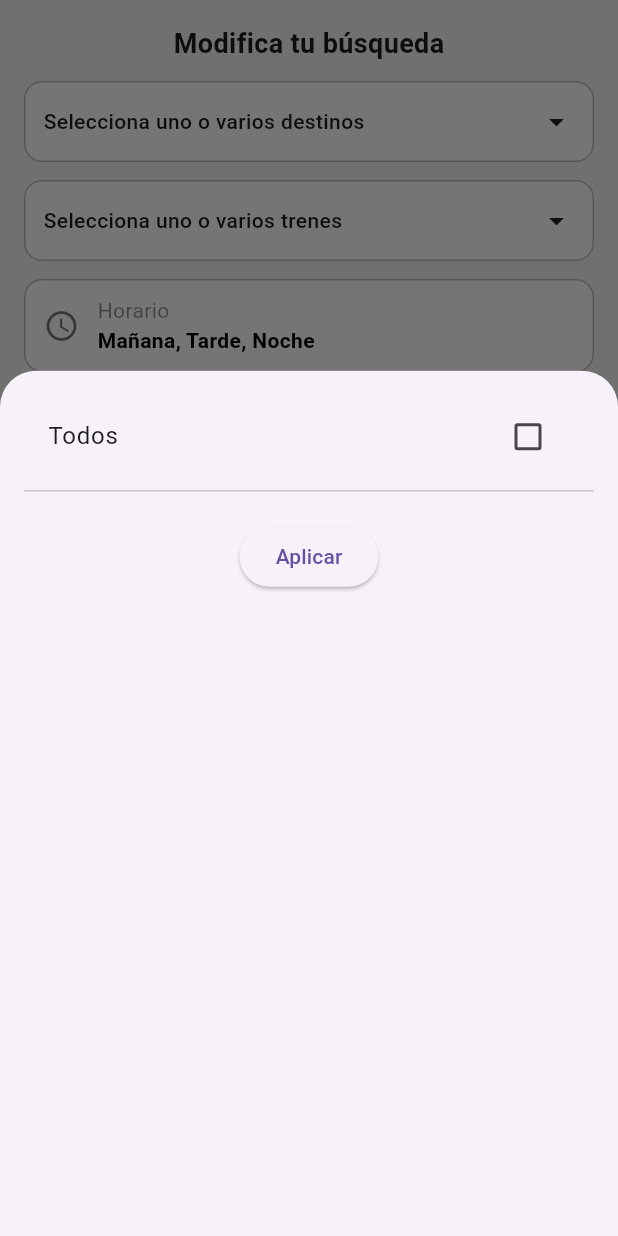
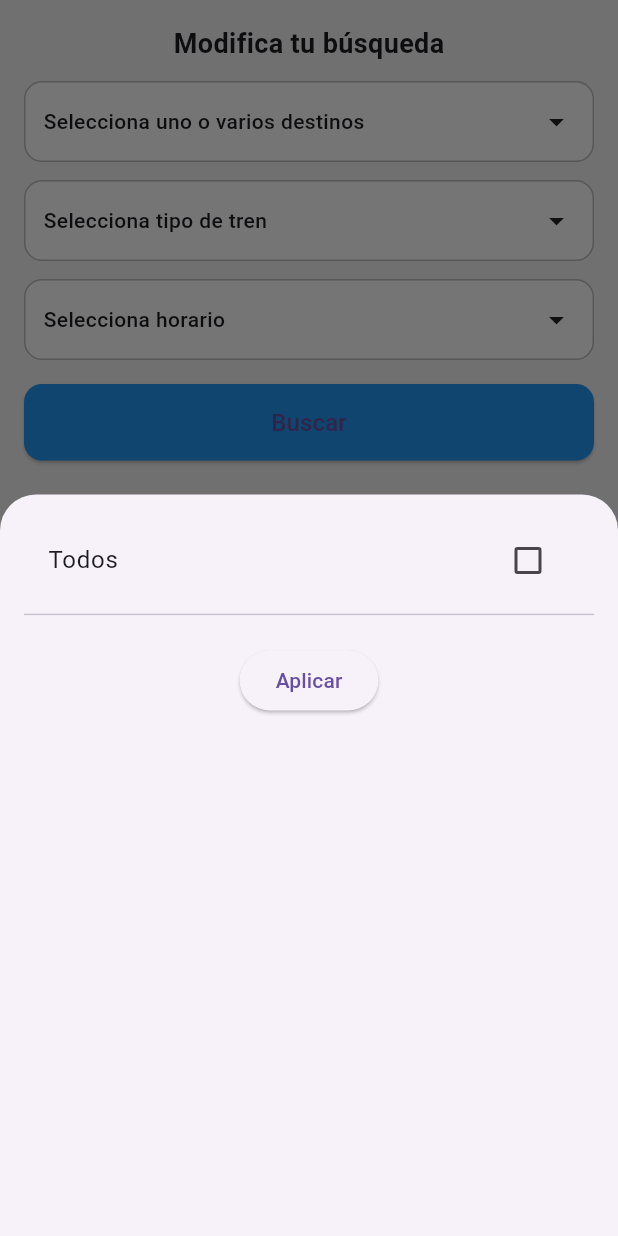
Before and after one commit to santialbus/myapp, a Flutter app: the SearchFiltersPanel widget shown alone on an empty page, opened directly with empty values, after a tap on "Selecciona uno o varios destinos", on a phone screen of 412 x 824 dp. Run offline on Flutter 3.47's test engine with Material 3 defaults, Android fonts, the phone set to English and light mode, and no system bars; our stand-ins replace go_router; network calls fail.

Commit message:
added filtros horario

```diff
--- a/lib/screens/main_screen.dart
+++ b/lib/screens/main_screen.dart
@@ -25,7 +25,8 @@ class _MainScreenState extends State<MainScreen> {
   final ScrollController _scrollController = ScrollController();
   final double searchBarBottom = kToolbarHeight + 60 + 12;
   String? selectedDestination;
-  String? selectedTrain; // 🔥
+  String? selectedTrain;
+  List<String> selectedPeriods = []; // 🕒 NUEVO
 
   @override
   void initState() {
@@ -68,22 +69,9 @@ class _MainScreenState extends State<MainScreen> {
       }
     } catch (e) {
       setState(() {
-        trips = [
-          TripSchema(
-            tripId: "mocked_trip",
-            serviceId: "mocked_service",
-            firstStopName: "Mocked Start",
-            firstStopSequence: 1,
-            firstArrivalTime: "08:00",
-            firstDepartureTime: "08:05",
-            lastStopName: "Mocked End",
-            lastStopSequence: 5,
-            lastArrivalTime: "09:00",
-            lastDepartureTime: "09:05",
-            routeShortName: "MOCK",
-          ),
-        ];
-        filteredTrips = trips;
+        trips = [];
+        filteredTrips = [];
+        error = e.toString();
       });
     } finally {
       setState(() {
@@ -94,7 +82,7 @@ class _MainScreenState extends State<MainScreen> {
 
   void _applyFilters() {
     final destination = selectedDestination?.trim();
-    final train = selectedTrain?.trim(); // 🔥
+    final train = selectedTrain?.trim();
 
     setState(() {
       filteredTrips = trips.where((trip) {
@@ -106,11 +94,34 @@ class _MainScreenState extends State<MainScreen> {
             ? true
             : train.split(',').map((e) => e.trim()).contains(trip.routeShortName);
 
-        return matchDestination && matchTrain;
+        final matchPeriod = selectedPeriods.isEmpty
+            ? true
+            : _matchesPeriod(trip.firstArrivalTime ?? '', selectedPeriods);
+
+        return matchDestination && matchTrain && matchPeriod;
       }).toList();
 
       showFilters = false;
     });
+  }
+
+  bool _matchesPeriod(String time, List<String> periods) {
+    final hour = int.tryParse(time.split(':')[0]) ?? 0;
+
+    for (var period in periods) {
+      switch (period) {
+        case 'Mañana':
+          if (hour >= 0 && hour <= 12) return true;
+          break;
+        case 'Tarde':
+          if (hour >= 13 && hour <= 20) return true;
+          break;
+        case 'Noche':
+          if (hour >= 21 && hour <= 23) return true;
+          break;
+      }
+    }
+    return false;
   }
 
   @override
@@ -183,18 +194,12 @@ class _MainScreenState extends State<MainScreen> {
                   child: SearchFiltersPanel(
                     trips: trips,
                     onSearchPressed: _applyFilters,
-                    onDestinationChanged: (String? newDestination) {
-                      setState(() {
-                        selectedDestination = newDestination;
-                      });
-                    },
-                    onTrainChanged: (String? newTrain) {
-                      setState(() {
-                        selectedTrain = newTrain;
-                      });
-                    },
+                    onDestinationChanged: (value) => setState(() => selectedDestination = value),
+                    onTrainChanged: (value) => setState(() => selectedTrain = value),
+                    onPeriodChanged: (value) => setState(() => selectedPeriods = value),
                     selectedDestination: selectedDestination,
-                    selectedTrain: selectedTrain, // 🔥
+                    selectedTrain: selectedTrain,
+                    selectedPeriods: selectedPeriods,
                   ),
                 ),
               ),
@@ -207,54 +212,46 @@ class _MainScreenState extends State<MainScreen> {
   }
 }
 
-// ======================== FILTERS PANEL ========================
 class SearchFiltersPanel extends StatelessWidget {
   final VoidCallback onSearchPressed;
   final List<TripSchema> trips;
   final ValueChanged<String?> onDestinationChanged;
-  final ValueChanged<String?> onTrainChanged; // 🔥
+  final ValueChanged<String?> onTrainChanged;
+  final ValueChanged<List<String>> onPeriodChanged;
   final String? selectedDestination;
-  final String? selectedTrain; // 🔥
+  final String? selectedTrain;
+  final List<String> selectedPeriods;
 
   const SearchFiltersPanel({
     super.key,
     required this.onSearchPressed,
     required this.trips,
     required this.onDestinationChanged,
-    required this.onTrainChanged, // 🔥
+    required this.onTrainChanged,
+    required this.onPeriodChanged,
     required this.selectedDestination,
-    required this.selectedTrain, // 🔥
+    required this.selectedTrain,
+    required this.selectedPeriods,
   });
 
   @override
   Widget build(BuildContext context) {
-    List<String> destinations = trips
-        .map((trip) => trip.lastStopName)
-        .whereType<String>()
-        .toSet()
-        .toList();
-
-    List<String> trains = trips
-        .map((trip) => trip.routeShortName)
-        .whereType<String>()
-        .toSet()
-        .toList();
+    List<String> destinations = trips.map((trip) => trip.lastStopName).whereType<String>().toSet().toList();
+    List<String> trains = trips.map((trip) => trip.routeShortName).whereType<String>().toSet().toList();
+    List<String> periods = ['Mañana', 'Tarde', 'Noche'];
 
     return Container(
       color: Colors.grey[100],
       padding: const EdgeInsets.all(16),
       child: Column(
         children: [
-          const Text(
-            "Modifica tu búsqueda",
-            style: TextStyle(fontSize: 18, fontWeight: FontWeight.bold),
-          ),
+          const Text("Modifica tu búsqueda", style: TextStyle(fontSize: 18, fontWeight: FontWeight.bold)),
           const SizedBox(height: 12),
-          _buildDestinationSelector(context, destinations),
+          _buildCheckboxSelector(context, "Selecciona uno o varios destinos", destinations, selectedDestination, onDestinationChanged),
           const SizedBox(height: 12),
-          _buildTrainSelector(context, trains), // 🔥
+          _buildCheckboxSelector(context, "Selecciona tipo de tren", trains, selectedTrain, onTrainChanged),
           const SizedBox(height: 12),
-          _buildSearchItem(Icons.access_time, "Horario", "Mañana, Tarde, Noche"),
+          _buildPeriodSelector(context, periods),
           const SizedBox(height: 16),
           SizedBox(
             width: double.infinity,
@@ -263,9 +260,7 @@ class SearchFiltersPanel extends StatelessWidget {
               style: ElevatedButton.styleFrom(
                 backgroundColor: Colors.blue,
                 padding: const EdgeInsets.symmetric(vertical: 14),
-                shape: RoundedRectangleBorder(
-                  borderRadius: BorderRadius.circular(12),
-                ),
+                shape: RoundedRectangleBorder(borderRadius: BorderRadius.circular(12)),
               ),
               child: const Text("Buscar", style: TextStyle(fontSize: 16)),
             ),
@@ -275,50 +270,22 @@ class SearchFiltersPanel extends StatelessWidget {
     );
   }
 
-  Widget _buildDestinationSelector(BuildContext context, List<String> destinations) {
-    return _buildMultiSelect(
-      context,
-      label: "Selecciona uno o varios destinos",
-      values: destinations,
-      selectedValue: selectedDestination,
-      onChanged: onDestinationChanged,
-    );
-  }
-
-  Widget _buildTrainSelector(BuildContext context, List<String> trains) {
-    return _buildMultiSelect(
-      context,
-      label: "Selecciona uno o varios trenes",
-      values: trains,
-      selectedValue: selectedTrain,
-      onChanged: onTrainChanged,
-    );
-  }
-
-  Widget _buildMultiSelect(
-      BuildContext context, {
-        required String label,
-        required List<String> values,
-        required String? selectedValue,
-        required ValueChanged<String?> onChanged,
-      }) {
+  Widget _buildCheckboxSelector(BuildContext context, String hint, List<String> items, String? selected, ValueChanged<String?> onChanged) {
     return GestureDetector(
       onTap: () {
+        List<String> selectedItems = selected?.split(',') ?? [];
+        bool selectAll = selectedItems.length == items.length;
+
         showModalBottomSheet(
           context: context,
-          shape: const RoundedRectangleBorder(
-            borderRadius: BorderRadius.vertical(top: Radius.circular(24)),
-          ),
+          shape: const RoundedRectangleBorder(borderRadius: BorderRadius.vertical(top: Radius.circular(24))),
           isScrollControlled: true,
           builder: (BuildContext context) {
-            List<String> selectedItems = [];
-            bool selectAll = false;
-
             return StatefulBuilder(
               builder: (context, setModalState) {
                 return DraggableScrollableSheet(
                   expand: false,
-                  initialChildSize: 0.7,
+                  initialChildSize: 0.6,
                   maxChildSize: 0.95,
                   minChildSize: 0.4,
                   builder: (context, scrollController) {
@@ -327,35 +294,32 @@ class SearchFiltersPanel extends StatelessWidget {
                       child: SingleChildScrollView(
                         controller: scrollController,
                         child: Column(
-                          crossAxisAlignment: CrossAxisAlignment.start,
                           children: [
                             CheckboxListTile(
                               title: const Text("Todos"),
                               value: selectAll,
-                              onChanged: (bool? value) {
+                              onChanged: (value) {
                                 setModalState(() {
                                   selectAll = value ?? false;
-                                  selectedItems = selectAll ? List.from(values) : [];
+                                  selectedItems = selectAll ? List.from(items) : [];
                                 });
                               },
                             ),
                             const Divider(),
-                            ...values.map((val) {
-                              return CheckboxListTile(
-                                title: Text(val),
-                                value: selectedItems.contains(val),
-                                onChanged: (bool? value) {
+                            ...items.map((item) => CheckboxListTile(
+                              title: Text(item),
+                              value: selectedItems.contains(item),
+                              onChanged: (value) {
                                 setModalState(() {
                                   if (value == true) {
-                                      selectedItems.add(val);
+                                    selectedItems.add(item);
                                   } else {
-                                      selectedItems.remove(val);
+                                    selectedItems.remove(item);
                                     selectAll = false;
                                   }
                                 });
                               },
-                              );
-                            }).toList(),
+                            )),
                             const SizedBox(height: 12),
                             Center(
                               child: ElevatedButton(
@@ -389,9 +353,9 @@ class SearchFiltersPanel extends StatelessWidget {
           children: [
             Expanded(
               child: Text(
-                (selectedValue == null || selectedValue.trim().isEmpty)
-                    ? label
-                    : selectedValue,
+                (selected == null || selected.trim().isEmpty)
+                    ? hint
+                    : selected,
                 style: const TextStyle(fontWeight: FontWeight.w500),
                 overflow: TextOverflow.ellipsis,
               ),
@@ -403,26 +367,97 @@ class SearchFiltersPanel extends StatelessWidget {
     );
   }
 
-  Widget _buildSearchItem(IconData icon, String title, String hint) {
-    return Container(
+  Widget _buildPeriodSelector(BuildContext context, List<String> periods) {
+    List<String> selectedItems = List.from(selectedPeriods);
+    bool selectAll = selectedItems.length == periods.length;
+
+    return GestureDetector(
+      onTap: () {
+        showModalBottomSheet(
+          context: context,
+          shape: const RoundedRectangleBorder(borderRadius: BorderRadius.vertical(top: Radius.circular(24))),
+          isScrollControlled: true,
+          builder: (BuildContext context) {
+            return StatefulBuilder(
+              builder: (context, setModalState) {
+                return DraggableScrollableSheet(
+                  expand: false,
+                  initialChildSize: 0.4,
+                  builder: (context, scrollController) {
+                    return Padding(
+                      padding: const EdgeInsets.all(16),
+                      child: SingleChildScrollView(
+                        controller: scrollController,
+                        child: Column(
+                          children: [
+                            CheckboxListTile(
+                              title: const Text("Todos"),
+                              value: selectAll,
+                              onChanged: (value) {
+                                setModalState(() {
+                                  selectAll = value ?? false;
+                                  selectedItems = selectAll ? List.from(periods) : [];
+                                });
+                              },
+                            ),
+                            const Divider(),
+                            ...periods.map((item) => CheckboxListTile(
+                              title: Text(item),
+                              value: selectedItems.contains(item),
+                              onChanged: (value) {
+                                setModalState(() {
+                                  if (value == true) {
+                                    selectedItems.add(item);
+                                  } else {
+                                    selectedItems.remove(item);
+                                    selectAll = false;
+                                  }
+                                });
+                              },
+                            )),
+                            const SizedBox(height: 12),
+                            Center(
+                              child: ElevatedButton(
+                                onPressed: () {
+                                  onPeriodChanged(List.from(selectedItems));
+                                  Navigator.pop(context);
+                                },
+                                child: const Text("Aplicar"),
+                              ),
+                            ),
+                          ],
+                        ),
+                      ),
+                    );
+                  },
+                );
+              },
+            );
+          },
+        );
+      },
+      child: Container(
         decoration: BoxDecoration(
           border: Border.all(color: Colors.grey.shade400),
           borderRadius: BorderRadius.circular(12),
           color: Colors.white,
         ),
-      padding: const EdgeInsets.symmetric(horizontal: 12, vertical: 10),
+        padding: const EdgeInsets.symmetric(horizontal: 12, vertical: 14),
         child: Row(
+          mainAxisAlignment: MainAxisAlignment.spaceBetween,
           children: [
-          Icon(icon, color: Colors.black54),
-          const SizedBox(width: 12),
-          Column(
-            crossAxisAlignment: CrossAxisAlignment.start,
-            children: [
-              Text(title, style: const TextStyle(color: Colors.black45)),
-              Text(hint, style: const TextStyle(color: Colors.black, fontWeight: FontWeight.bold)),
+            Expanded(
+              child: Text(
+                selectedPeriods.isEmpty
+                    ? "Selecciona horario"
+                    : selectedPeriods.join(', '),
+                style: const TextStyle(fontWeight: FontWeight.w500),
+                overflow: TextOverflow.ellipsis,
+              ),
+            ),
+            const Icon(Icons.arrow_drop_down),
           ],
         ),
-        ],
       ),
     );
   }
```
Lines whose indentation alone changed are shown as unchanged.
